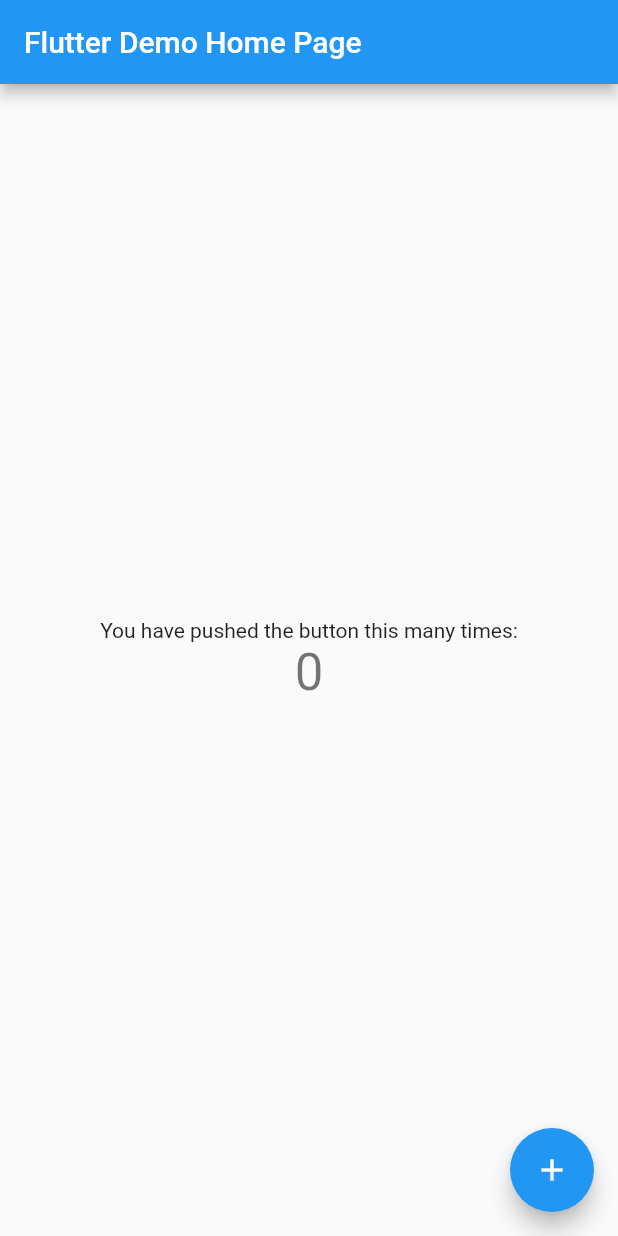
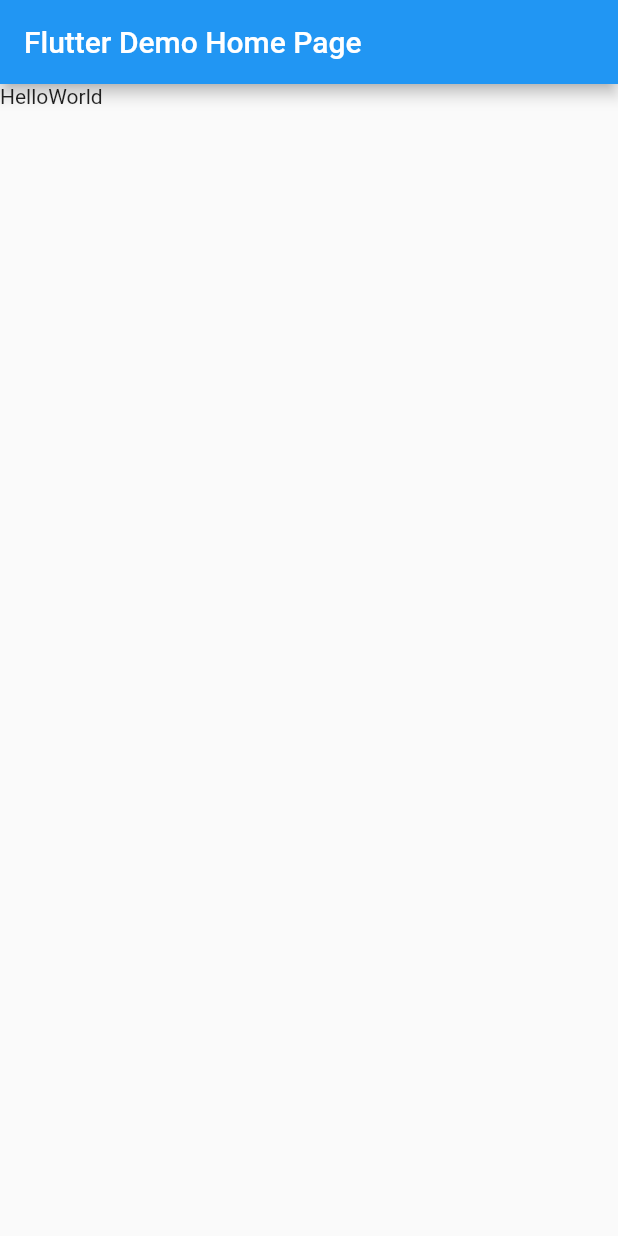
Before and after one commit to hiro21/flutter-helloworld, a Flutter app: the screen it shows after launch, on a phone screen of 412 x 824 dp. Run offline on Flutter 3.47's test engine with Material 2 defaults, Android fonts, the phone set to English and light mode, and no system bars.

Commit message:
bodyをtextだけにする

```diff
--- a/lib/main.dart
+++ b/lib/main.dart
@@ -72,45 +72,9 @@ class _MyHomePageState extends State<MyHomePage> {
     // than having to individually change instances of widgets.
     return Scaffold(
       appBar: AppBar(
-        // Here we take the value from the MyHomePage object that was created by
-        // the App.build method, and use it to set our appbar title.
         title: Text(widget.title),
       ),
-      body: Center(
-        // Center is a layout widget. It takes a single child and positions it
-        // in the middle of the parent.
-        child: Column(
-          // Column is also a layout widget. It takes a list of children and
-          // arranges them vertically. By default, it sizes itself to fit its
-          // children horizontally, and tries to be as tall as its parent.
-          //
-          // Invoke "debug painting" (press "p" in the console, choose the
-          // "Toggle Debug Paint" action from the Flutter Inspector in Android
-          // Studio, or the "Toggle Debug Paint" command in Visual Studio Code)
-          // to see the wireframe for each widget.
-          //
-          // Column has various properties to control how it sizes itself and
-          // how it positions its children. Here we use mainAxisAlignment to
-          // center the children vertically; the main axis here is the vertical
-          // axis because Columns are vertical (the cross axis would be
-          // horizontal).
-          mainAxisAlignment: MainAxisAlignment.center,
-          children: <Widget>[
-            const Text(
-              'You have pushed the button this many times:',
-            ),
-            Text(
-              '$_counter',
-              style: Theme.of(context).textTheme.headline4,
-            ),
-          ],
-        ),
-      ),
-      floatingActionButton: FloatingActionButton(
-        onPressed: _incrementCounter,
-        tooltip: 'Increment',
-        child: const Icon(Icons.add),
-      ), // This trailing comma makes auto-formatting nicer for build methods.
+      body: Text("HelloWorld"),
     );
   }
 }
```
